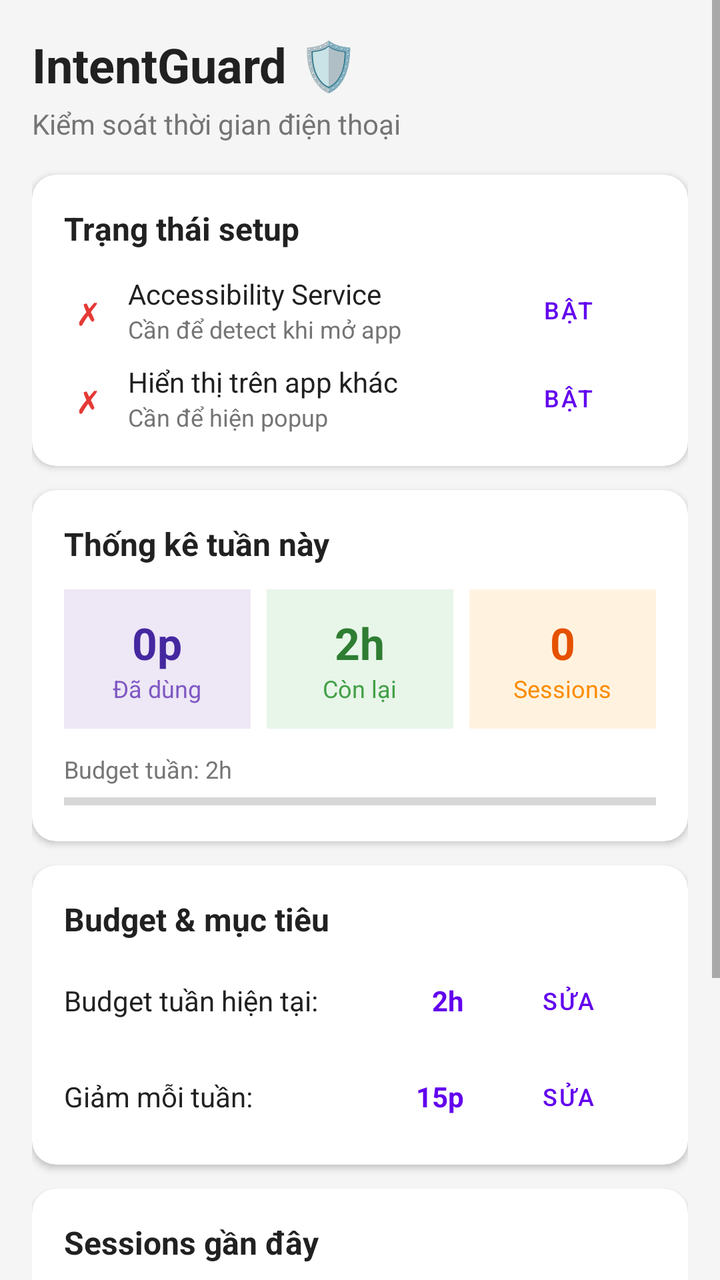
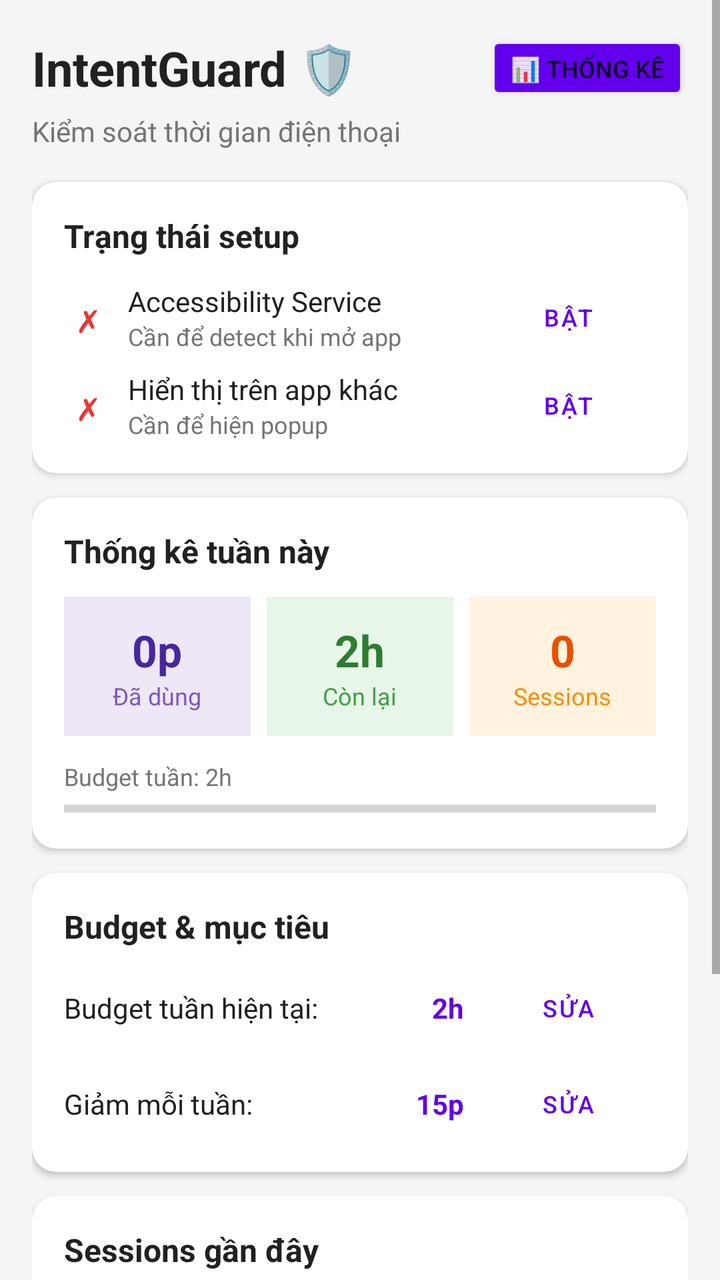

An Android layout rendered at two revisions. The XML below is the earlier revision; the diff shows what the commit changed to produce the second picture.
<!-- AndroidManifest.xml: application theme Theme.IntentGuard -->
<!-- res/layout/activity_main.xml -->
<?xml version="1.0" encoding="utf-8"?>
<ScrollView xmlns:android="http://schemas.android.com/apk/res/android"
    xmlns:app="http://schemas.android.com/apk/res-auto"
    android:layout_width="match_parent"
    android:layout_height="match_parent"
    android:background="#F5F5F5">

    <LinearLayout
        android:layout_width="match_parent"
        android:layout_height="wrap_content"
        android:orientation="vertical"
        android:padding="16dp">

        
        <TextView
            android:layout_width="match_parent"
            android:layout_height="wrap_content"
            android:text="IntentGuard 🛡️"
            android:textSize="24sp"
            android:textStyle="bold"
            android:textColor="@color/text_primary"
            android:layout_marginBottom="4dp" />

        <TextView
            android:layout_width="match_parent"
            android:layout_height="wrap_content"
            android:text="Kiểm soát thời gian điện thoại"
            android:textSize="14sp"
            android:textColor="@color/text_secondary"
            android:layout_marginBottom="16dp" />

        
        <androidx.cardview.widget.CardView
            android:layout_width="match_parent"
            android:layout_height="wrap_content"
            android:layout_marginBottom="12dp"
            app:cardCornerRadius="12dp"
            app:cardElevation="2dp">

            <LinearLayout
                android:layout_width="match_parent"
                android:layout_height="wrap_content"
                android:orientation="vertical"
                android:padding="16dp">

                <TextView
                    android:layout_width="match_parent"
                    android:layout_height="wrap_content"
                    android:text="Trạng thái setup"
                    android:textSize="16sp"
                    android:textStyle="bold"
                    android:textColor="@color/text_primary"
                    android:layout_marginBottom="12dp" />

                
                <LinearLayout
                    android:layout_width="match_parent"
                    android:layout_height="wrap_content"
                    android:orientation="horizontal"
                    android:gravity="center_vertical"
                    android:layout_marginBottom="8dp">

                    <TextView
                        android:id="@+id/tvAccessibilityStatus"
                        android:layout_width="24dp"
                        android:layout_height="24dp"
                        android:text="✗"
                        android:textSize="16sp"
                        android:gravity="center"
                        android:textColor="#E53935" />

                    <LinearLayout
                        android:layout_width="0dp"
                        android:layout_height="wrap_content"
                        android:layout_weight="1"
                        android:orientation="vertical"
                        android:layout_marginStart="8dp">

                        <TextView
                            android:layout_width="match_parent"
                            android:layout_height="wrap_content"
                            android:text="Accessibility Service"
                            android:textSize="14sp"
                            android:textColor="@color/text_primary" />

                        <TextView
                            android:layout_width="match_parent"
                            android:layout_height="wrap_content"
                            android:text="Cần để detect khi mở app"
                            android:textSize="12sp"
                            android:textColor="@color/text_secondary" />
                    </LinearLayout>

                    <Button
                        android:id="@+id/btnEnableAccessibility"
                        style="@style/Widget.MaterialComponents.Button.OutlinedButton"
                        android:layout_width="wrap_content"
                        android:layout_height="36dp"
                        android:text="Bật"
                        android:textSize="12sp" />
                </LinearLayout>

                
                <LinearLayout
                    android:layout_width="match_parent"
                    android:layout_height="wrap_content"
                    android:orientation="horizontal"
                    android:gravity="center_vertical">

                    <TextView
                        android:id="@+id/tvOverlayStatus"
                        android:layout_width="24dp"
                        android:layout_height="24dp"
                        android:text="✗"
                        android:textSize="16sp"
                        android:gravity="center"
                        android:textColor="#E53935" />

                    <LinearLayout
                        android:layout_width="0dp"
                        android:layout_height="wrap_content"
                        android:layout_weight="1"
                        android:orientation="vertical"
                        android:layout_marginStart="8dp">

                        <TextView
                            android:layout_width="match_parent"
                            android:layout_height="wrap_content"
                            android:text="Hiển thị trên app khác"
                            android:textSize="14sp"
                            android:textColor="@color/text_primary" />

                        <TextView
                            android:layout_width="match_parent"
                            android:layout_height="wrap_content"
                            android:text="Cần để hiện popup"
                            android:textSize="12sp"
                            android:textColor="@color/text_secondary" />
                    </LinearLayout>

                    <Button
                        android:id="@+id/btnEnableOverlay"
                        style="@style/Widget.MaterialComponents.Button.OutlinedButton"
                        android:layout_width="wrap_content"
                        android:layout_height="36dp"
                        android:text="Bật"
                        android:textSize="12sp" />
                </LinearLayout>
            </LinearLayout>
        </androidx.cardview.widget.CardView>

        
        <androidx.cardview.widget.CardView
            android:layout_width="match_parent"
            android:layout_height="wrap_content"
            android:layout_marginBottom="12dp"
            app:cardCornerRadius="12dp"
            app:cardElevation="2dp">

            <LinearLayout
                android:layout_width="match_parent"
                android:layout_height="wrap_content"
                android:orientation="vertical"
                android:padding="16dp">

                <TextView
                    android:layout_width="match_parent"
                    android:layout_height="wrap_content"
                    android:text="Thống kê tuần này"
                    android:textSize="16sp"
                    android:textStyle="bold"
                    android:textColor="@color/text_primary"
                    android:layout_marginBottom="12dp" />

                <LinearLayout
                    android:layout_width="match_parent"
                    android:layout_height="wrap_content"
                    android:orientation="horizontal">

                    
                    <LinearLayout
                        android:layout_width="0dp"
                        android:layout_height="wrap_content"
                        android:layout_weight="1"
                        android:orientation="vertical"
                        android:gravity="center"
                        android:background="#EDE7F6"
                        android:padding="12dp">

                        <TextView
                            android:id="@+id/tvUsedTime"
                            android:layout_width="wrap_content"
                            android:layout_height="wrap_content"
                            android:text="0p"
                            android:textSize="22sp"
                            android:textStyle="bold"
                            android:textColor="#4527A0" />

                        <TextView
                            android:layout_width="wrap_content"
                            android:layout_height="wrap_content"
                            android:text="Đã dùng"
                            android:textSize="12sp"
                            android:textColor="#7E57C2" />
                    </LinearLayout>

                    <View android:layout_width="8dp" android:layout_height="0dp" />

                    
                    <LinearLayout
                        android:layout_width="0dp"
                        android:layout_height="wrap_content"
                        android:layout_weight="1"
                        android:orientation="vertical"
                        android:gravity="center"
                        android:background="#E8F5E9"
                        android:padding="12dp">

                        <TextView
                            android:id="@+id/tvRemainingTime"
                            android:layout_width="wrap_content"
                            android:layout_height="wrap_content"
                            android:text="2h"
                            android:textSize="22sp"
                            android:textStyle="bold"
                            android:textColor="#2E7D32" />

                        <TextView
                            android:layout_width="wrap_content"
                            android:layout_height="wrap_content"
                            android:text="Còn lại"
                            android:textSize="12sp"
                            android:textColor="#43A047" />
                    </LinearLayout>

                    <View android:layout_width="8dp" android:layout_height="0dp" />

                    
                    <LinearLayout
                        android:layout_width="0dp"
                        android:layout_height="wrap_content"
                        android:layout_weight="1"
                        android:orientation="vertical"
                        android:gravity="center"
                        android:background="#FFF3E0"
                        android:padding="12dp">

                        <TextView
                            android:id="@+id/tvSessionCount"
                            android:layout_width="wrap_content"
                            android:layout_height="wrap_content"
                            android:text="0"
                            android:textSize="22sp"
                            android:textStyle="bold"
                            android:textColor="#E65100" />

                        <TextView
                            android:layout_width="wrap_content"
                            android:layout_height="wrap_content"
                            android:text="Sessions"
                            android:textSize="12sp"
                            android:textColor="#FB8C00" />
                    </LinearLayout>
                </LinearLayout>

                
                <TextView
                    android:id="@+id/tvBudgetLabel"
                    android:layout_width="match_parent"
                    android:layout_height="wrap_content"
                    android:text="Budget tuần: 2h"
                    android:textSize="12sp"
                    android:textColor="@color/text_secondary"
                    android:layout_marginTop="12dp" />

                <ProgressBar
                    android:id="@+id/progressBudget"
                    style="@style/Widget.AppCompat.ProgressBar.Horizontal"
                    android:layout_width="match_parent"
                    android:layout_height="8dp"
                    android:layout_marginTop="4dp"
                    android:max="100"
                    android:progress="0"
                    android:progressTint="#6200EE" />

            </LinearLayout>
        </androidx.cardview.widget.CardView>

        
        <androidx.cardview.widget.CardView
            android:layout_width="match_parent"
            android:layout_height="wrap_content"
            android:layout_marginBottom="12dp"
            app:cardCornerRadius="12dp"
            app:cardElevation="2dp">

            <LinearLayout
                android:layout_width="match_parent"
                android:layout_height="wrap_content"
                android:orientation="vertical"
                android:padding="16dp">

                <TextView
                    android:layout_width="match_parent"
                    android:layout_height="wrap_content"
                    android:text="Budget &amp; mục tiêu"
                    android:textSize="16sp"
                    android:textStyle="bold"
                    android:textColor="@color/text_primary"
                    android:layout_marginBottom="12dp" />

                
                <LinearLayout
                    android:layout_width="match_parent"
                    android:layout_height="wrap_content"
                    android:orientation="horizontal"
                    android:gravity="center_vertical"
                    android:layout_marginBottom="12dp">

                    <TextView
                        android:layout_width="0dp"
                        android:layout_height="wrap_content"
                        android:layout_weight="1"
                        android:text="Budget tuần hiện tại:"
                        android:textSize="14sp"
                        android:textColor="@color/text_primary" />

                    <TextView
                        android:id="@+id/tvCurrentBudget"
                        android:layout_width="wrap_content"
                        android:layout_height="wrap_content"
                        android:text="2h"
                        android:textSize="14sp"
                        android:textStyle="bold"
                        android:textColor="#6200EE"
                        android:layout_marginEnd="8dp" />

                    <Button
                        android:id="@+id/btnEditBudget"
                        style="@style/Widget.MaterialComponents.Button.OutlinedButton"
                        android:layout_width="wrap_content"
                        android:layout_height="36dp"
                        android:text="Sửa"
                        android:textSize="12sp" />
                </LinearLayout>

                
                <LinearLayout
                    android:layout_width="match_parent"
                    android:layout_height="wrap_content"
                    android:orientation="horizontal"
                    android:gravity="center_vertical">

                    <TextView
                        android:layout_width="0dp"
                        android:layout_height="wrap_content"
                        android:layout_weight="1"
                        android:text="Giảm mỗi tuần:"
                        android:textSize="14sp"
                        android:textColor="@color/text_primary" />

                    <TextView
                        android:id="@+id/tvReduction"
                        android:layout_width="wrap_content"
                        android:layout_height="wrap_content"
                        android:text="15p"
                        android:textSize="14sp"
                        android:textStyle="bold"
                        android:textColor="#6200EE"
                        android:layout_marginEnd="8dp" />

                    <Button
                        android:id="@+id/btnEditReduction"
                        style="@style/Widget.MaterialComponents.Button.OutlinedButton"
                        android:layout_width="wrap_content"
                        android:layout_height="36dp"
                        android:text="Sửa"
                        android:textSize="12sp" />
                </LinearLayout>

            </LinearLayout>
        </androidx.cardview.widget.CardView>

        
        <androidx.cardview.widget.CardView
            android:layout_width="match_parent"
            android:layout_height="wrap_content"
            android:layout_marginBottom="12dp"
            app:cardCornerRadius="12dp"
            app:cardElevation="2dp">

            <LinearLayout
                android:layout_width="match_parent"
                android:layout_height="wrap_content"
                android:orientation="vertical"
                android:padding="16dp">

                <TextView
                    android:layout_width="match_parent"
                    android:layout_height="wrap_content"
                    android:text="Sessions gần đây"
                    android:textSize="16sp"
                    android:textStyle="bold"
                    android:textColor="@color/text_primary"
                    android:layout_marginBottom="8dp" />

                <LinearLayout
                    android:id="@+id/llSessions"
                    android:layout_width="match_parent"
                    android:layout_height="wrap_content"
                    android:orientation="vertical" />

            </LinearLayout>
        </androidx.cardview.widget.CardView>

        
        <androidx.cardview.widget.CardView
            android:layout_width="match_parent"
            android:layout_height="wrap_content"
            android:layout_marginBottom="12dp"
            app:cardCornerRadius="12dp"
            app:cardElevation="2dp"
            xmlns:app="http://schemas.android.com/apk/res-auto">

            <LinearLayout
                android:layout_width="match_parent"
                android:layout_height="wrap_content"
                android:orientation="vertical"
                android:padding="16dp">

                <LinearLayout
                    android:layout_width="match_parent"
                    android:layout_height="wrap_content"
                    android:orientation="horizontal"
                    android:gravity="center_vertical">

                    <TextView
                        android:layout_width="0dp"
                        android:layout_height="wrap_content"
                        android:layout_weight="1"
                        android:text="🔍 Debug Log"
                        android:textSize="16sp"
                        android:textStyle="bold"
                        android:textColor="@color/text_primary" />

                    <Button
                        android:id="@+id/btnClearLog"
                        style="@style/Widget.MaterialComponents.Button.TextButton"
                        android:layout_width="wrap_content"
                        android:layout_height="36dp"
                        android:text="Xoá"
                        android:textSize="12sp" />

                    <Button
                        android:id="@+id/btnRefreshLog"
                        style="@style/Widget.MaterialComponents.Button.OutlinedButton"
                        android:layout_width="wrap_content"
                        android:layout_height="36dp"
                        android:text="Refresh"
                        android:textSize="12sp"
                        android:layout_marginStart="4dp" />
                </LinearLayout>

                <TextView
                    android:layout_width="match_parent"
                    android:layout_height="wrap_content"
                    android:text="Mở Samsung Internet → vào trang web → quay lại đây bấm Refresh để xem IntentGuard đang đọc được gì."
                    android:textSize="12sp"
                    android:textColor="#9E9E9E"
                    android:layout_marginTop="4dp"
                    android:layout_marginBottom="8dp" />

                <TextView
                    android:id="@+id/tvDebugLog"
                    android:layout_width="match_parent"
                    android:layout_height="wrap_content"
                    android:text="(chưa có log)"
                    android:textSize="11sp"
                    android:textColor="#37474F"
                    android:fontFamily="monospace"
                    android:background="#F5F5F5"
                    android:padding="8dp"
                    android:lineSpacingExtra="2dp" />

            </LinearLayout>
        </androidx.cardview.widget.CardView>

    </LinearLayout>
</ScrollView>
<!-- resources referenced by this layout -->
<resources>
  <color name="text_primary">#FF212121</color>
  <color name="text_secondary">#FF757575</color>
  <style name="Theme.IntentGuard" parent="Theme.MaterialComponents.DayNight.DarkActionBar">
          <item name="colorPrimary">#6200EE</item>
          <item name="colorPrimaryVariant">#3700B3</item>
          <item name="colorOnPrimary">#FFFFFF</item>
          <item name="colorSecondary">#03DAC5</item>
          <item name="colorSecondaryVariant">#018786</item>
          <item name="colorOnSecondary">#000000</item>
          <item name="android:statusBarColor">?attr/colorPrimaryVariant</item>
      </style>
</resources>

<!-- the commit's change to res/layout/activity_main.xml (unified diff, before → after) -->
@@ -12,14 +12,30 @@
         android:padding="16dp">
 
         
-        <TextView
-            android:layout_width="match_parent"
-            android:layout_height="wrap_content"
-            android:text="IntentGuard 🛡️"
-            android:textSize="24sp"
-            android:textStyle="bold"
-            android:textColor="@color/text_primary"
-            android:layout_marginBottom="4dp" />
+        <LinearLayout
+            android:layout_width="match_parent"
+            android:layout_height="wrap_content"
+            android:orientation="horizontal"
+            android:gravity="center_vertical"
+            android:layout_marginBottom="4dp">
+
+            <TextView
+                android:layout_width="0dp"
+                android:layout_height="wrap_content"
+                android:layout_weight="1"
+                android:text="IntentGuard 🛡️"
+                android:textSize="24sp"
+                android:textStyle="bold"
+                android:textColor="@color/text_primary" />
+
+            <Button
+                android:id="@+id/btnOpenStats"
+                android:layout_width="wrap_content"
+                android:layout_height="36dp"
+                android:text="📊 Thống kê"
+                android:textSize="12sp"
+                android:backgroundTint="#6200EE" />
+        </LinearLayout>
 
         <TextView
             android:layout_width="match_parent"
